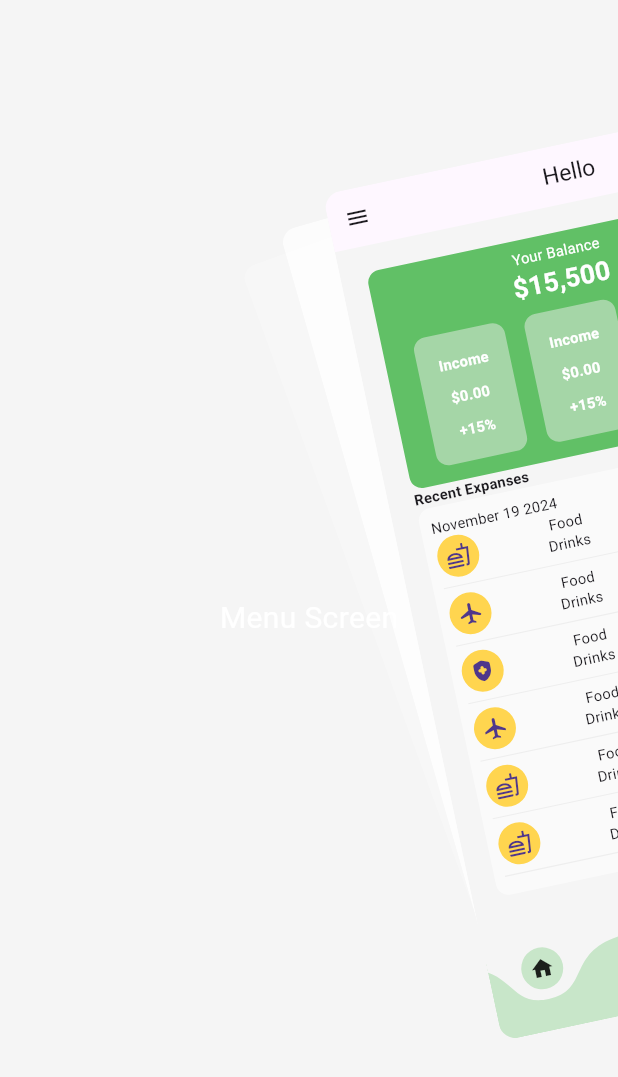
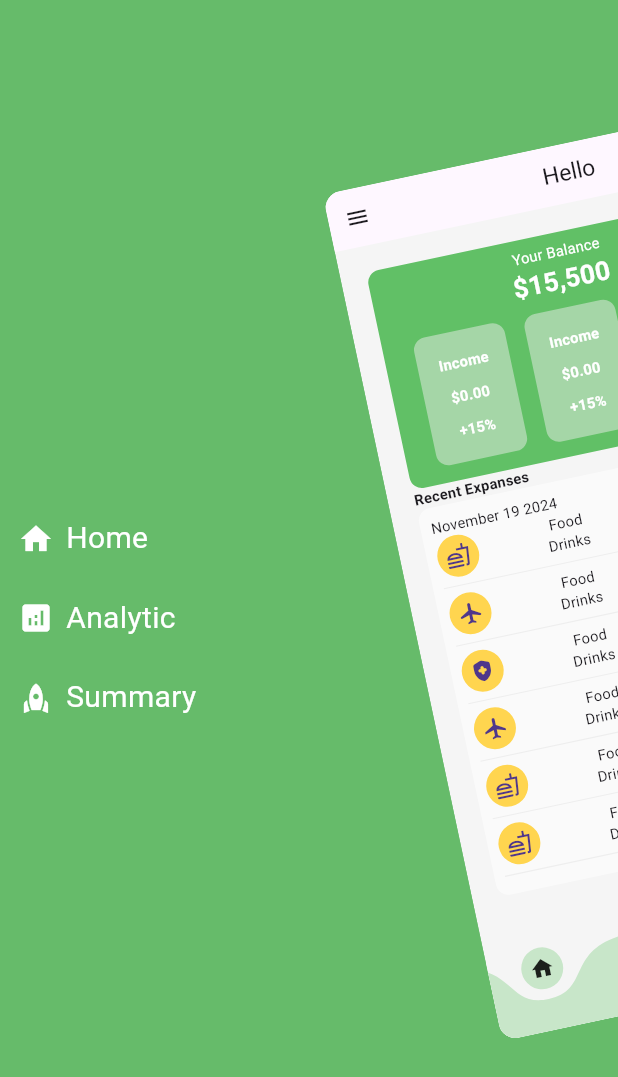
Before and after one commit to Priyapta/belajar_mobile, a Flutter app: the screen it shows after launch, after a tap on the "menu" icon, on a phone screen of 412 x 824 dp. Shown: the top 1077 px of the screen. Run offline on Flutter 3.47's test engine with Material 3 defaults, Android fonts, the phone set to English and light mode, and no system bars; drawn by our look-alikes of curved_navigation_bar, flutter_zoom_drawer; our stand-ins replace geocoding, geolocator, google_nav_bar, lottie; missing offline and left inert: dart:js.

Commit message:
small update drawer

```diff
--- a/belajar_4/lib/mainPage.dart
+++ b/belajar_4/lib/mainPage.dart
@@ -17,8 +17,8 @@ class _MainPageState extends State<MainPage> {
       // style: DrawerStyle.style1,
       mainScreen: const Myhomepage(),
       menuScreen: const menuScreen(),
-      menuBackgroundColor: Colors.grey.shade100,
-      showShadow: true,
+      menuBackgroundColor: Colors.green.shade400,
+      // showShadow: true,
 
       isRtl: false,
     );
--- a/belajar_4/lib/menuScreen.dart
+++ b/belajar_4/lib/menuScreen.dart
@@ -5,16 +5,45 @@ class menuScreen extends StatelessWidget {
 
   @override
   Widget build(BuildContext context) {
-    return SafeArea(
-      child: Container(
-        color: Colors.grey.shade100,
-        child: const Center(
-          child: Text(
-            "Menu Screen",
-            style: TextStyle(color: Colors.white, fontSize: 20),
-          ),
-        ),
+    return Padding(
+      padding: const EdgeInsets.all(12.0),
+      child: Column(
+        mainAxisAlignment: MainAxisAlignment.center,
+        crossAxisAlignment: CrossAxisAlignment.start,
+        children: [
+          drawerList(icon: Icons.home, text: "Home"),
+          drawerList(icon: Icons.analytics, text: "Analytic"),
+          drawerList(icon: Icons.rocket, text: "Summary"),
+        ],
       ),
     );
   }
 }
+
+class drawerList extends StatelessWidget {
+  const drawerList({super.key, required this.icon, required this.text});
+  final IconData icon;
+  final String text;
+
+  @override
+  Widget build(BuildContext context) {
+    return Padding(
+      padding: const EdgeInsets.symmetric(vertical: 12.0),
+      child: Row(
+        children: [
+          Icon(
+            icon,
+            color: Colors.white,
+          ),
+          SizedBox(
+            width: 8,
+          ),
+          Text(
+            text,
+            style: TextStyle(fontSize: 20, color: Colors.white),
+          ),
+        ],
+      ),
+    );
+  }
+}
```
